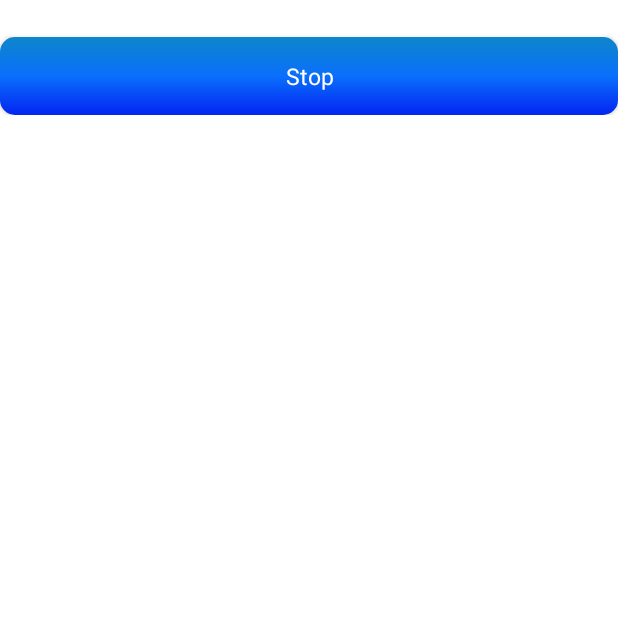
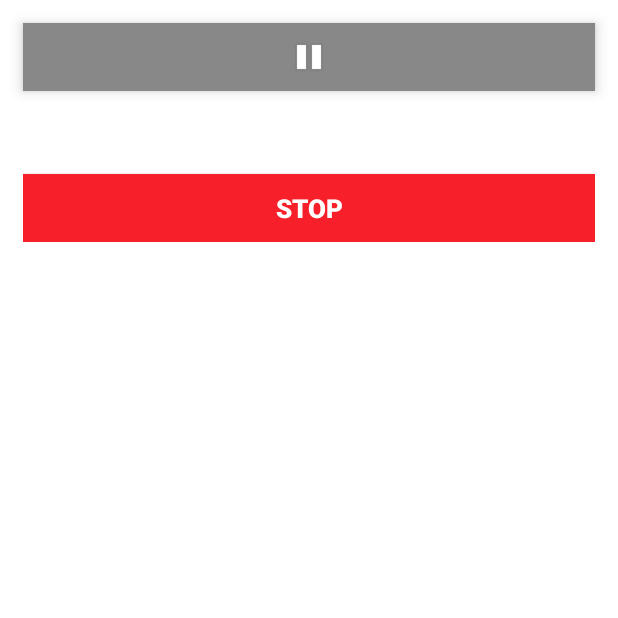
Before and after one commit to MagnusJensen95/Laesomondo, an Android app: the fragment ReadingTest placed in its activity, on a phone screen of 412 x 824 dp, the top half of it. Run offline under Robolectric (Android 15) with nearby library versions, the phone set to English and light mode, and no system bars; libraries missing offline, so code that uses them is left out: com.crashlytics.android, io.fabric.sdk; 3 statements that could not run were skipped.

Commit message:
flot tekst med pause

```diff
--- a/app/src/main/java/com/example/magnus/laesomondo/fragments/ReadingTest.java
+++ b/app/src/main/java/com/example/magnus/laesomondo/fragments/ReadingTest.java
@@ -2,31 +2,44 @@ package com.example.magnus.laesomondo.fragments;
 
 import android.app.Fragment;
 import android.content.SharedPreferences;
+import android.graphics.Color;
+import android.graphics.drawable.Icon;
 import android.os.Bundle;
 import android.preference.PreferenceManager;
 import android.support.annotation.Nullable;
 import android.support.v7.app.AppCompatActivity;
 import android.text.method.ScrollingMovementMethod;
+import android.util.Log;
 import android.view.KeyEvent;
 import android.view.LayoutInflater;
+import android.view.MotionEvent;
 import android.view.View;
 import android.view.ViewGroup;
 import android.widget.Button;
+import android.widget.ImageButton;
+import android.widget.ScrollView;
 import android.widget.TextView;
 
 import com.example.magnus.laesomondo.R;
+import com.example.magnus.laesomondo.dataclasses.Timer;
 
 public class ReadingTest extends Fragment {
 
     String toLoad;
     String textTitle;
+    int position;
 
     Bundle bundle;
     String typeReadingTest;
     TextView tv;
+    ImageButton pauseButton;
+    Timer timer;
+    boolean paused = false;
+    ScrollView scroller;
 
     private SharedPreferences prefs;
     private int fontSize,fontColor,backgroundColor;
+    Button readingTestStopShowPopUp;
 
     @Nullable
     @Override
@@ -36,10 +49,55 @@ public class ReadingTest extends Fragment {
         final double readingTestReadingTimeStart = System.currentTimeMillis();
         tv = (TextView) v.findViewById(R.id.readingTestReadingMaterial);
         prefs = PreferenceManager.getDefaultSharedPreferences(getActivity());
+        timer = new Timer();
+        timer.start();
+        int getBackgroundColor = prefs.getInt("backgroundColor",backgroundColor);
+
+        readingTestStopShowPopUp = (Button) v.findViewById(R.id.readingTestStopButton);
+
+        scroller = (ScrollView)v.findViewById(R.id.scrollView);
+
+
+        pauseButton = (ImageButton)v.findViewById(R.id.pauseButton);
+        pauseButton.setBackgroundColor(Color.GRAY);
+        pauseButton.setOnClickListener(new View.OnClickListener() {
+            @Override
+            public void onClick(View v) {
+
+                if(!paused) {
+                    timer.pause();
+                    paused = true;
+                    pauseButton.setImageResource(android.R.drawable.ic_media_play);
+                    pauseButton.setBackgroundColor(Color.GREEN);
+                    tv.setVisibility(View.INVISIBLE);
+                    scroller.setOnTouchListener(new View.OnTouchListener() {
+                        @Override
+                        public boolean onTouch(View v, MotionEvent event) {
+                            return true;
+                        }
+                    });
+                    readingTestStopShowPopUp.setVisibility(View.INVISIBLE);
+
+
+                }
+                else{
+                    timer.start();
+                    paused = false;
+                    pauseButton.setImageResource(android.R.drawable.ic_media_pause);
+                    pauseButton.setBackgroundColor(Color.GRAY);
+                    tv.setVisibility(View.VISIBLE);
+                    tv.setVerticalScrollbarPosition(position);
+                    scroller.setOnTouchListener(null);
+                    readingTestStopShowPopUp.setVisibility(View.VISIBLE);
+                }
+            }
+        });
+
+
 
         int getFontSize = prefs.getInt("textSize",fontSize);
         int getFontColor = prefs.getInt("fontColor",fontColor);
-        int getBackgroundColor = prefs.getInt("backgroundColor",backgroundColor);
+
 
        final AppCompatActivity actionBar =  (AppCompatActivity) getActivity();
         actionBar.getSupportActionBar().hide();
@@ -64,6 +122,7 @@ public class ReadingTest extends Fragment {
             //skal ikke gøre noget
         }
         else tv.setBackgroundColor(getBackgroundColor);
+        v.setBackgroundColor(getBackgroundColor);
         switch (typeReadingTest) {
             case "readingTestOriginal":
                 toLoad = bundle.getString("TextToLoad");
@@ -93,16 +152,19 @@ public class ReadingTest extends Fragment {
         }
 
         tv.setMovementMethod(new ScrollingMovementMethod());
-        Button readingTestStopShowPopUp = (Button) v.findViewById(R.id.readingTestStopButton);
+
         readingTestStopShowPopUp.setOnClickListener(new View.OnClickListener() {
             @Override
             public void onClick(View v) {
+
                 double readingTestReadingTimeStop = System.currentTimeMillis()-readingTestReadingTimeStart;
-                toSummary.putDouble("ReadingTime", readingTestReadingTimeStop);
+                toSummary.putDouble("ReadingTime", timer.getTimeToPrint());
+                Log.i("noob",""+timer.getTimeToPrint());
                 toSummary.putString("TextToLoad", toLoad);
                 SummaryPopUp summary = new SummaryPopUp();
                 summary.setArguments(toSummary);
                 summary.show(getFragmentManager(), "Jensen");
+
                 actionBar.getSupportActionBar().show();
 
 
--- a/app/src/main/res/layout/fragment_reading_test.xml
+++ b/app/src/main/res/layout/fragment_reading_test.xml
@@ -3,7 +3,23 @@
     android:layout_width="match_parent"
     android:layout_height="match_parent"
     android:orientation="vertical"
+    xmlns:app="http://schemas.android.com/apk/res-auto"
+
     >
+
+    <ImageButton
+        android:layout_width="match_parent"
+
+        android:layout_height="45dp"
+        app:srcCompat="@android:drawable/ic_media_pause"
+        android:id="@+id/pauseButton"
+
+        android:background="@color/colorPrimary"
+        android:elevation="5dp"
+        android:layout_margin="15dp"
+
+        />
+
 
     <ScrollView
         android:layout_width="match_parent"
@@ -13,7 +29,12 @@
         android:layout_centerHorizontal="true"
         android:fillViewport="false"
         android:scrollbars="vertical"
-        android:layout_weight="1">
+        android:layout_weight="1"
+        android:paddingLeft="15dp"
+        android:paddingRight="15dp">
+
+
+
         <LinearLayout
             android:layout_width="match_parent"
             android:layout_height="match_parent"
@@ -27,14 +48,19 @@
             android:layout_alignParentTop="true"
             android:layout_alignParentStart="true"/>
         <Button
-            style="@style/defaultButton"
+
             android:layout_width="match_parent"
-            android:layout_height="wrap_content"
+            android:layout_height="45dp"
             android:text="@string/readingTestStopButton"
             android:id="@+id/readingTestStopButton"
-            android:layout_below="@+id/readingTestReadingMaterial"
+            android:background="#f61f2a"
+            android:textColor="#ffffff"
+            android:textStyle="bold"
+            android:textSize="17dp"
             android:layout_centerHorizontal="true"
-            android:onClick="readingTestStopShowPopUp">
+            android:onClick="readingTestStopShowPopUp"
+            android:layout_marginTop="15dp"
+            android:layout_gravity="bottom">
         </Button>
         </LinearLayout>
     </ScrollView>
```
Also changed, not shown: app/src/main/java/com/example/magnus/laesomondo/fragments/SummaryPopUp.java (+24 -5 lines), app/src/main/java/com/example/magnus/laesomondo/fragments/UserProfile.java (+18 -1 lines).
